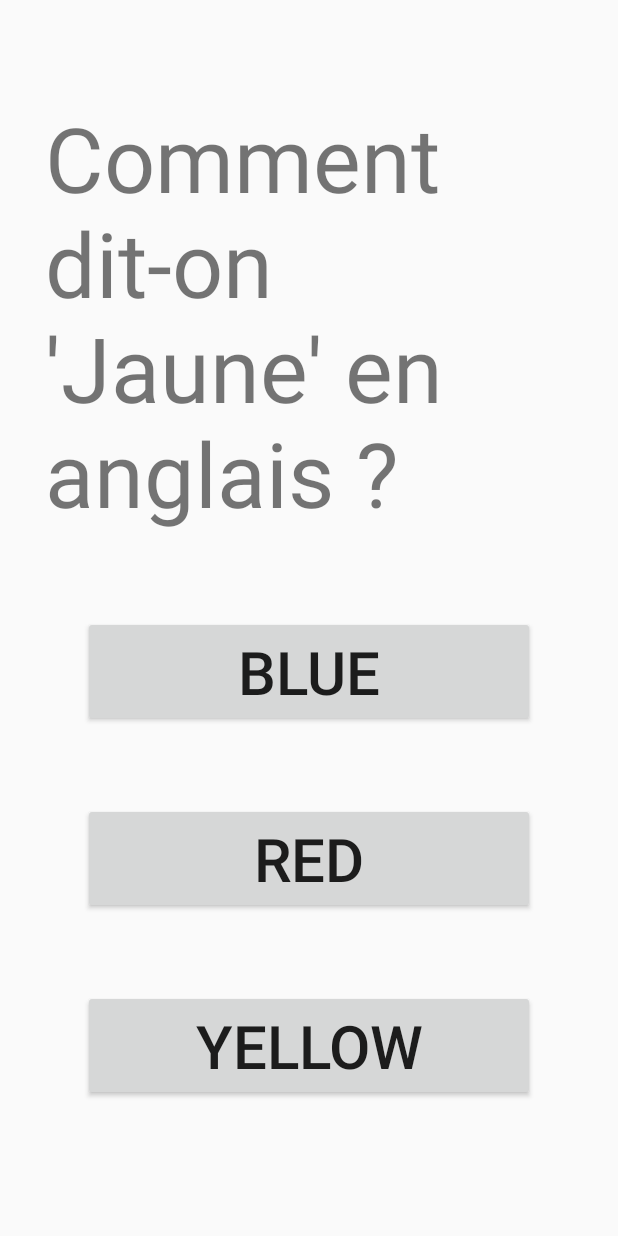
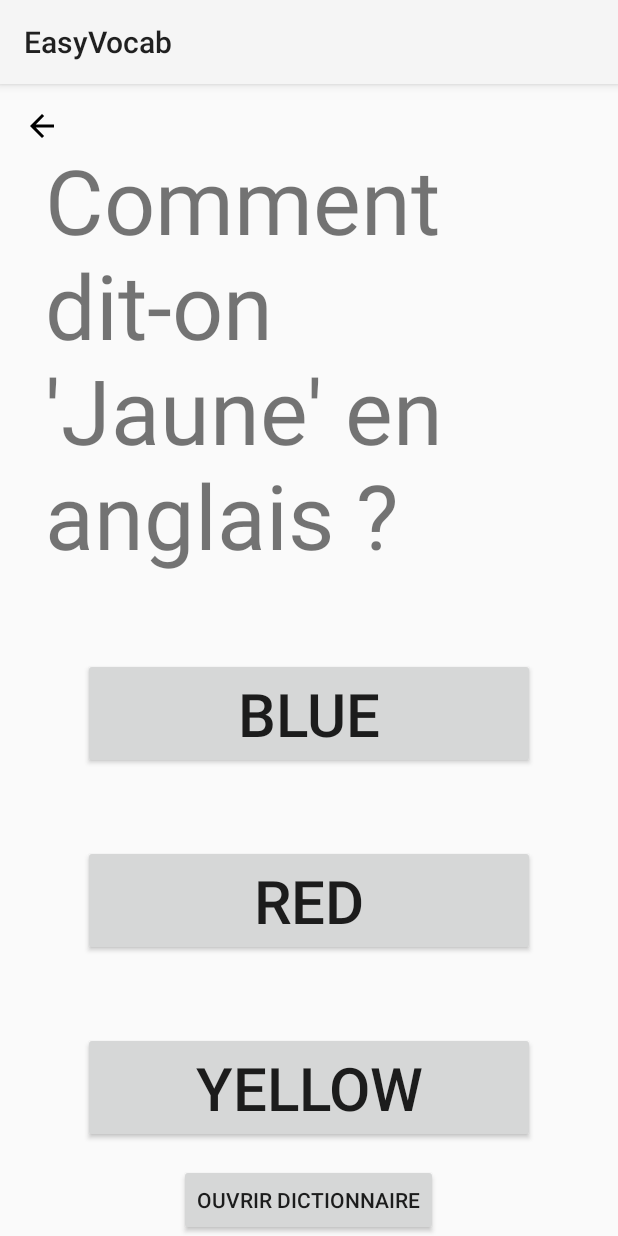
Before and after one commit to Mathieu-Lin/INFO507_EasyVocab, an Android app built with Jetpack Compose: the QuestionActivity screen opened directly, with no data from a screen before it, on a phone screen of 412 x 824 dp. Run offline under Robolectric (Android 15) with nearby library versions, the phone set to English and light mode, and no system bars.

Commit message:
la liste et le dictionnaire

```diff
--- a/app/build.gradle.kts
+++ b/app/build.gradle.kts
@@ -50,7 +50,7 @@ android {
 }
 
 dependencies {
-
+    implementation(libs.androidx.appcompat.v140)
     implementation(libs.androidx.core.ktx)
     implementation(libs.androidx.lifecycle.runtime.ktx)
     implementation(libs.androidx.activity.compose)
@@ -63,6 +63,9 @@ dependencies {
     implementation(libs.material)
     implementation(libs.androidx.activity)
     implementation(libs.androidx.constraintlayout)
+    implementation(libs.retrofit)
+    implementation(libs.converter.gson)
+    implementation(libs.androidx.recyclerview)
     testImplementation(libs.junit)
     androidTestImplementation(libs.androidx.junit)
     androidTestImplementation(libs.androidx.espresso.core)
--- a/app/src/main/java/EasyVocab/activity/QuestionActivity.kt
+++ b/app/src/main/java/EasyVocab/activity/QuestionActivity.kt
@@ -1,30 +1,39 @@
 package EasyVocab.activity
 
 import EasyVocab.storage.QuestionSerieStorage
-import android.annotation.SuppressLint
 import android.content.Intent
 import android.graphics.Color
 import android.os.Bundle
+import android.view.GestureDetector
+import android.view.MotionEvent
 import android.view.View
 import android.widget.Button
+import android.widget.ImageView
 import android.widget.LinearLayout
 import android.widget.TextView
-import androidx.activity.ComponentActivity
-import androidx.activity.enableEdgeToEdge
 import androidx.appcompat.app.AppCompatActivity
-import androidx.core.view.ViewCompat
-import androidx.core.view.WindowInsetsCompat
 import com.example.easyvocab.R
 
-class QuestionActivity : ComponentActivity() {
+class QuestionActivity : AppCompatActivity() {
+    private lateinit var gestureDetector: GestureDetector
     companion object {
         const val DIFFICULTY = "DIFFICULTY"
         const val QUESTION = "QUESTION"
         const val SCORE = "SCORE"
+        private const val SWIPE_THRESHOLD = 100
+        private const val SWIPE_VELOCITY_THRESHOLD = 100
     }
     override fun onCreate(savedInstanceState: Bundle?) {
         super.onCreate(savedInstanceState)
         setContentView(R.layout.activity_question)
+
+        gestureDetector = GestureDetector(this, GestureListener())
+
+        val backArrow: ImageView = findViewById(R.id.backArrow)
+        backArrow.setOnClickListener {
+            back()
+        }
+
         val idDifficulty = intent.getIntExtra(QuestionActivity.DIFFICULTY, 1)
         val idQuestion = intent.getIntExtra(QuestionActivity.QUESTION, 0)
         val serie = QuestionSerieStorage.get(applicationContext).find(idDifficulty)
@@ -62,9 +71,11 @@ class QuestionActivity : ComponentActivity() {
             toNextQuestion(idDifficulty, idQuestion, score)
         }
 
-
-
-
+        val openDictionaryButton: Button = findViewById(R.id.openDictionaryButton)
+        openDictionaryButton.setOnClickListener {
+            val intent = Intent(this, DictionaryActivity::class.java)
+            startActivity(intent)
+        }
     }
 
     private fun answer(id:Int?, option1:Button, option2:Button, option3:Button) {
@@ -111,4 +122,31 @@ class QuestionActivity : ComponentActivity() {
             startActivity(intent)
         }
     }
+    override fun onTouchEvent(event: MotionEvent): Boolean {
+        return gestureDetector.onTouchEvent(event) || super.onTouchEvent(event)
+    }
+
+    private inner class GestureListener : GestureDetector.SimpleOnGestureListener() {
+        override fun onFling(
+            e1: MotionEvent?,
+            e2: MotionEvent,
+            velocityX: Float,
+            velocityY: Float
+        ): Boolean {
+            if (e1 != null) {
+                if (e1.x - e2.x > SWIPE_THRESHOLD && Math.abs(velocityX) > SWIPE_VELOCITY_THRESHOLD) {
+                    back()
+                    return true
+                }
+            }
+            return false
+        }
+    }
+
+    private fun back() {
+        val intent = Intent(this, ENDifficultyActivity::class.java)
+        intent.addFlags(Intent.FLAG_ACTIVITY_CLEAR_TOP)
+        startActivity(intent)
+        finish()
+    }
 }
--- a/app/src/main/java/EasyVocab/storage/QuestionSerieStorage.kt
+++ b/app/src/main/java/EasyVocab/storage/QuestionSerieStorage.kt
@@ -1,6 +1,5 @@
 package EasyVocab.storage
 
-import EasyVocab.model.Question
 import EasyVocab.model.QuestionSerie
 import android.content.Context
 
--- /dev/null
+++ b/app/src/main/res/drawable/ic_arrow_back.xml
@@ -0,0 +1,5 @@
+<vector xmlns:android="http://schemas.android.com/apk/res/android" android:autoMirrored="true" android:height="24dp" android:tint="#000000" android:viewportHeight="24" android:viewportWidth="24" android:width="24dp">
+
+    <path android:fillColor="@android:color/white" android:pathData="M20,11H7.83l5.59,-5.59L12,4l-8,8 8,8 1.41,-1.41L7.83,13H20v-2z"/>
+
+</vector>
--- a/app/src/main/res/layout/activity_question.xml
+++ b/app/src/main/res/layout/activity_question.xml
@@ -1,11 +1,19 @@
 <?xml version="1.0" encoding="utf-8"?>
-<androidx.constraintlayout.widget.ConstraintLayout xmlns:android="http://schemas.android.com/apk/res/android"
+<RelativeLayout
+    xmlns:android="http://schemas.android.com/apk/res/android"
     xmlns:app="http://schemas.android.com/apk/res-auto"
     xmlns:tools="http://schemas.android.com/tools"
     android:id="@+id/main"
     android:layout_width="match_parent"
-    android:layout_height="match_parent"
-    tools:context="EasyVocab.activity.QuestionActivity">
+    android:layout_height="match_parent">
+
+    <ImageView
+        android:id="@+id/backArrow"
+        android:layout_width="wrap_content"
+        android:layout_height="wrap_content"
+        android:src="@drawable/ic_arrow_back"
+        android:layout_alignParentStart="true"
+        android:layout_margin="16dp"/>
 
     <LinearLayout
         android:layout_width="match_parent"
@@ -49,24 +57,39 @@
     </LinearLayout>
 
     <LinearLayout
+        android:id="@+id/scoreScreen"
+        android:layout_width="match_parent"
+        android:layout_height="match_parent"
+        android:orientation="vertical"
+        android:gravity="center|bottom">
+
+        <Button
+            android:id="@+id/openDictionaryButton"
+            android:layout_width="wrap_content"
+            android:layout_height="wrap_content"
+            android:text="@string/open_dictionary" />
+
+    </LinearLayout>
+
+    <LinearLayout
         android:id="@+id/nextQuestionLayout"
         android:layout_width="match_parent"
         android:layout_height="match_parent"
         android:orientation="vertical"
         android:gravity="center|bottom"
-        android:layout_margin="30dp"
+        android:paddingBottom="40dp"
         app:layout_constraintEnd_toEndOf="parent"
         app:layout_constraintTop_toTopOf="parent"
         android:clickable="true"
         android:focusable="true"
         android:visibility="invisible">
 
-    <TextView
-        android:layout_width="wrap_content"
-        android:layout_height="wrap_content"
-        android:text="@string/touch_to_continue"
-        android:textSize="20sp"/>
+        <TextView
+            android:layout_width="wrap_content"
+            android:layout_height="wrap_content"
+            android:text="@string/touch_to_continue"
+            android:textSize="20sp"/>
 
     </LinearLayout>
 
-</androidx.constraintlayout.widget.ConstraintLayout>
+</RelativeLayout>
--- a/app/src/main/res/values/strings.xml
+++ b/app/src/main/res/values/strings.xml
@@ -13,4 +13,7 @@
     <string name="touch_to_continue">Touchez pour continuer</string>
     <string name="your_score">Ton score :</string>
     <string name="new_best">Nouveau record !</string>
+    <string name="open_dictionary">Ouvrir Dictionnaire</string>
+    <string name="enter_a_word">Entrez un mot (en anglais)</string>
+    <string name="search">Chercher</string>
 </resources>
```
Also changed, not shown: app/src/main/AndroidManifest.xml (+8 -3 lines), app/src/main/java/EasyVocab/activity/DictionaryActivity.kt (added, +107 -0 lines), app/src/main/java/EasyVocab/activity/ENDifficultyActivity.kt (+8 -6 lines), app/src/main/java/EasyVocab/activity/MainActivity.kt (+18 -2 lines), app/src/main/java/EasyVocab/activity/ScoreActivity.kt (+2 -5 lines), app/src/main/java/EasyVocab/adapter/DictionaryAdapter.kt (added, +37 -0 lines), app/src/main/java/EasyVocab/items/DefinitionItem.kt (added, +8 -0 lines), app/src/main/java/EasyVocab/model/DictionaryAPIService.kt (added, +10 -0 lines), app/src/main/java/EasyVocab/model/DictionayResponse.kt (added, +16 -0 lines), app/src/main/res/drawable/border_background.xml (added, +12 -0 lines), app/src/main/res/layout/activity_dictionary.xml (added, +28 -0 lines), app/src/main/res/layout/activity_endifficulty.xml (+15 -0 lines), app/src/main/res/layout/list_item.xml (added, +30 -0 lines), gradle/libs.versions.toml (+8 -0 lines).
